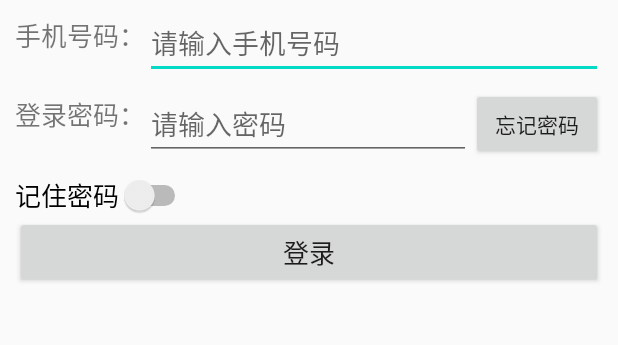
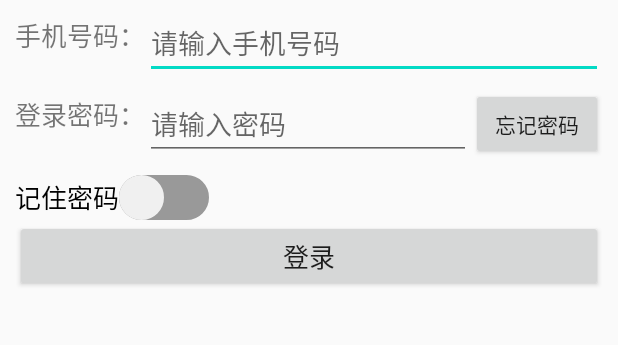
Before and after one commit to yizhixiaojiao/mengsiyuan1009, an Android app: the screen it shows after launch (MainActivity), on a phone screen of 412 x 824 dp, the part 202-547 px from its top. Run offline under Robolectric (Android 15) with nearby library versions, the phone set to English and light mode, and no system bars.

Commit message:
第四次作业

```diff
--- /dev/null
+++ b/MyApplication4/app/src/main/res/drawable/swich_background_off.xml
@@ -0,0 +1,12 @@
+<?xml version="1.0" encoding="utf-8"?>
+<shape xmlns:android="http://schemas.android.com/apk/res/android"
+    android:shape="rectangle">
+    <size android:height="30dp" />
+    <corners android:radius="20dp" />
+    <stroke
+        android:width="1dp"
+        android:color="#999999" />
+    <gradient
+        android:endColor="#999999"
+        android:startColor="#999999" />
+</shape>
--- /dev/null
+++ b/MyApplication4/app/src/main/res/drawable/swich_background_on.xml
@@ -0,0 +1,12 @@
+<?xml version="1.0" encoding="utf-8"?>
+<shape xmlns:android="http://schemas.android.com/apk/res/android"
+    android:shape="rectangle">
+    <size android:height="30dp" />
+    <corners android:radius="20dp" />
+    <stroke
+        android:width="1dp"
+        android:color="#f0f0f0" />
+    <gradient
+        android:endColor="#03D6C1"
+        android:startColor="#03D6C1" />
+</shape>
--- /dev/null
+++ b/MyApplication4/app/src/main/res/drawable/swich_circle_off.xml
@@ -0,0 +1,14 @@
+<?xml version="1.0" encoding="utf-8"?>
+<shape xmlns:android="http://schemas.android.com/apk/res/android"
+    android:shape="rectangle">
+    <size
+        android:width="30dp"
+        android:height="30dp" />
+    <corners android:radius="20dp" />
+    <stroke
+        android:width="1dp"
+        android:color="#f0f0f0" />
+    <gradient
+        android:endColor="#f0f0f0"
+        android:startColor="#f0f0f0" />
+</shape>
--- /dev/null
+++ b/MyApplication4/app/src/main/res/drawable/swich_circle_on.xml
@@ -0,0 +1,14 @@
+<?xml version="1.0" encoding="utf-8"?>
+<shape xmlns:android="http://schemas.android.com/apk/res/android"
+    android:shape="rectangle">
+    <size
+        android:width="30dp"
+        android:height="30dp" />
+    <corners android:radius="20dp" />
+    <stroke
+        android:width="1dp"
+        android:color="#f0f0f0" />
+    <gradient
+        android:endColor="#ffffff"
+        android:startColor="#ffffff" />
+</shape>
--- /dev/null
+++ b/MyApplication4/app/src/main/res/drawable/swith_background_selector.xml
@@ -0,0 +1,5 @@
+<?xml version="1.0" encoding="utf-8"?>
+<selector xmlns:android="http://schemas.android.com/apk/res/android">
+    <item android:drawable="@drawable/swich_background_on" android:state_checked="true"/>
+    <item android:drawable="@drawable/swich_background_off"/>
+</selector>
--- /dev/null
+++ b/MyApplication4/app/src/main/res/drawable/swith_circle_selector.xml
@@ -0,0 +1,5 @@
+<?xml version="1.0" encoding="utf-8"?>
+<selector xmlns:android="http://schemas.android.com/apk/res/android">
+    <item android:drawable="@drawable/swich_circle_on" android:state_checked="true"/>
+    <item android:drawable="@drawable/swich_circle_off"/>
+</selector>
--- a/MyApplication4/app/src/main/res/layout/activity_main.xml
+++ b/MyApplication4/app/src/main/res/layout/activity_main.xml
@@ -145,6 +145,8 @@
         android:layout_marginTop="10dp"
         android:text="记住密码"
         android:textSize="17sp"
+        android:thumb="@drawable/swith_circle_selector"
+        android:track="@drawable/swith_background_selector"
         app:layout_constraintStart_toStartOf="parent"
         app:layout_constraintTop_toBottomOf="@+id/et_password" />
 
--- /dev/null
+++ b/MyApplication4/app/src/main/res/layout/checkbox_selector.xml
@@ -0,0 +1,6 @@
+<?xml version="1.0" encoding="utf-8"?>
+<androidx.constraintlayout.widget.ConstraintLayout
+    xmlns:android="http://schemas.android.com/apk/res/android" android:layout_width="match_parent"
+    android:layout_height="match_parent">
+
+</androidx.constraintlayout.widget.ConstraintLayout>
```
